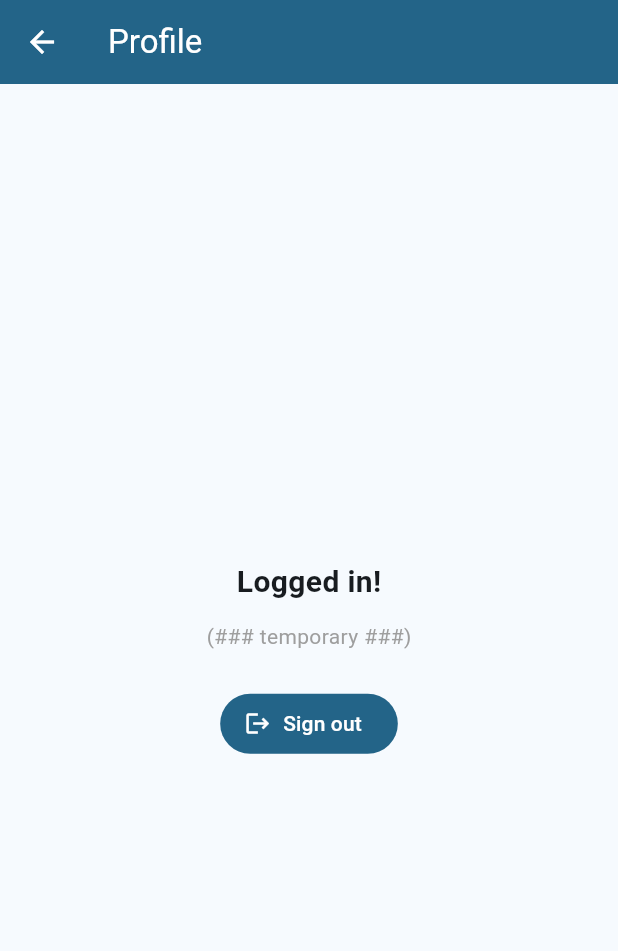
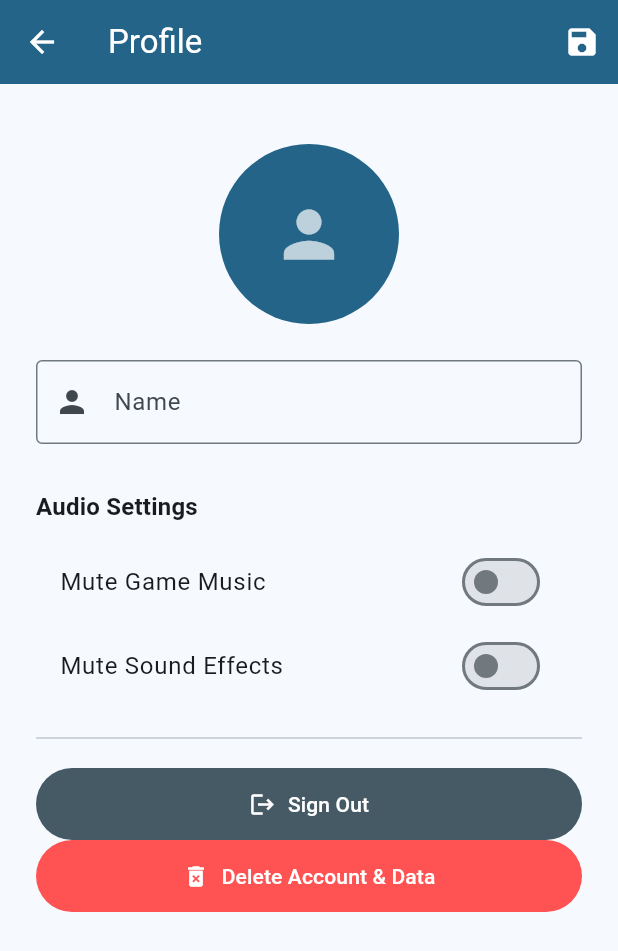
Before and after one commit to Andrew528491/DCB-5323-Water-Safety-App, a Flutter app: the ProfileScreen screen opened directly, on a phone screen of 412 x 824 dp. Shown: the top 951 px of the screen. Run offline on Flutter 3.47's test engine with Material 3 defaults, Android fonts, the phone set to English and light mode, and no system bars; our stand-ins replace cloud_firestore, firebase_auth, firebase_core, google_sign_in; accounts and stored records are empty.

Commit message:
Profile Screen

```diff
--- a/lib/screens/profile_screen.dart
+++ b/lib/screens/profile_screen.dart
@@ -1,9 +1,203 @@
 import 'package:flutter/material.dart';
 import '../services/auth_service.dart';
 
-class ProfileScreen extends StatelessWidget {
+class ProfileScreen extends StatefulWidget {
   const ProfileScreen({super.key});
 
+  @override
+  State<ProfileScreen> createState() => _ProfileScreenState();
+}
+
+class _ProfileScreenState extends State<ProfileScreen> {
+  final TextEditingController _nameController = TextEditingController();
+  bool isMusicMuted = false;
+  bool isSoundMuted = false;
+  bool _isSaving = false;
+
+  // --Name Icon--
+  String get _initials {
+    final name = _nameController.text.trim();
+    if (name.isEmpty) return '';
+    final parts = name.split(' ');
+    if (parts.length == 1) return parts.first[0].toUpperCase();
+    return (parts.first[0] + parts.last[0]).toUpperCase();
+  }
+
+  // -- Save name edits
+  Future<void> _saveProfile() async {
+    setState(() => _isSaving = true);
+    await Future.delayed(const Duration(seconds: 1));  //saving
+
+    // TODO: save edits to Firebase
+
+    setState(() => _isSaving = false);
+    if (mounted) {
+      ScaffoldMessenger.of(context).showSnackBar(
+        const SnackBar(content: Text('Profile updated successfully!')),
+      );
+    }
+  }
+
+  // --sign out logic
+  Future<void> _signOut() async {
+    await AuthService.instance.signOut();
+    if (mounted) {
+      ScaffoldMessenger.of(context).showSnackBar(
+        const SnackBar(content: Text('Signed out')),
+      );
+    }
+  }
+
+  // --Delete account + data
+  Future<void> _deleteAccount() async {
+    final confirm = await showDialog(
+      context: context,
+      builder: (context) => AlertDialog(
+        title: const Text('Delete Account'),
+        content: const Text(
+          'Are you sure want to premanently delete your account and all assciated data? '
+          'This action cannot be undone.',
+        ),
+        actions: [
+          TextButton(
+            onPressed: () => Navigator.pop(context, false),
+            child: const Text('Cancel'),
+          ),
+          ElevatedButton(
+            style: ElevatedButton.styleFrom(backgroundColor: Colors.red),
+            onPressed: () => Navigator.pop(context, true),
+            child: const Text('Delete'),
+          ),
+        ],
+      ),
+    );
+
+    if (confirm == true) {
+      // TODO: Delete user data Firebase
+      await AuthService.instance.signOut();
+      if (mounted) {
+        ScaffoldMessenger.of(context).showSnackBar(
+          const SnackBar(content: Text('Account deleted')),
+        );
+      }
+    }
+  }
+
+  @override
+  Widget build(BuildContext context) {
+    final theme = Theme.of(context);
+
+    return Scaffold(
+      appBar: AppBar(
+        title: const Text('Profile'),
+        backgroundColor: theme.colorScheme.primary,
+        foregroundColor: Colors.white,
+        actions: [
+          IconButton(
+            onPressed: _isSaving ? null : _saveProfile,
+            icon: _isSaving
+              ? const Padding(
+                  padding: EdgeInsets.all(8.0),
+                  child: CircularProgressIndicator(
+                    color: Colors.white,
+                    strokeWidth: 2,
+                  ),
+                )
+              : const Icon(Icons.save),
+            tooltip: 'Save changes',
+          ),
+        ],
+      ),
+      body: ListView(
+        padding: const EdgeInsets.all(24),
+        children: [
+          const SizedBox(height: 16),
+
+          // -- profile avatar
+          Center(
+            child: CircleAvatar(
+              radius: 60,
+              backgroundColor: theme.colorScheme.primary,
+              child: _initials.isEmpty
+                ? const Icon(Icons.person, size: 50, color: Colors.white70)
+                : Text(
+                _initials,
+                style: const TextStyle(
+                  fontSize: 32,
+                  color: Colors.white,
+                  fontWeight: FontWeight.bold,
+                ),
+              ),
+            ),
+          ),
+
+
+          const SizedBox(height: 24),
+
+          //name
+          TextField(
+            controller: _nameController,
+            decoration: const InputDecoration(
+              labelText: 'Name',
+              border: OutlineInputBorder(),
+              prefixIcon: Icon(Icons.person),
+            ),
+            onChanged: (_) => setState(() {}),
+          ),
+
+          const SizedBox(height: 30),
+
+          Text(
+            'Audio Settings',
+            style:
+              theme.textTheme.titleMedium!.copyWith(fontWeight: FontWeight.bold),
+          ),
+          const SizedBox(height: 10),
+
+          SwitchListTile(
+            title: const Text('Mute Game Music'),
+            value: isMusicMuted,
+            onChanged: (value) => setState(() => isMusicMuted = value),
+          ),
+          SwitchListTile(
+            title: const Text('Mute Sound Effects'),
+            value: isSoundMuted,
+            onChanged: (value) => setState(() => isSoundMuted = value),
+          ),
+
+          const Divider(height: 40),
+
+
+          //--sign out
+          FilledButton.icon(
+            onPressed: _signOut,
+            icon: const Icon(Icons.logout),
+            label: const Text('Sign Out'),
+            style: FilledButton.styleFrom(
+              backgroundColor: Colors.blueGrey[700],
+              foregroundColor: Colors.white,
+              padding: const EdgeInsets.symmetric(vertical: 14),
+            ),
+          ),
+
+          //delete account
+          FilledButton.icon(
+            onPressed: _deleteAccount,
+            icon: const Icon(Icons.delete_forever),
+            label: const Text('Delete Account & Data'),
+            style: FilledButton.styleFrom(
+              backgroundColor: Colors.redAccent,
+              foregroundColor: Colors.white,
+              padding: const EdgeInsets.symmetric(vertical: 14),
+            )
+          ),
+        ],
+      ),
+    );
+
+  }
+
+/*
   @override
     Widget build(BuildContext context) {
         return Scaffold(
@@ -38,4 +232,6 @@ class ProfileScreen extends StatelessWidget {
             ),
         );
     }
+
+  */
 }
```
